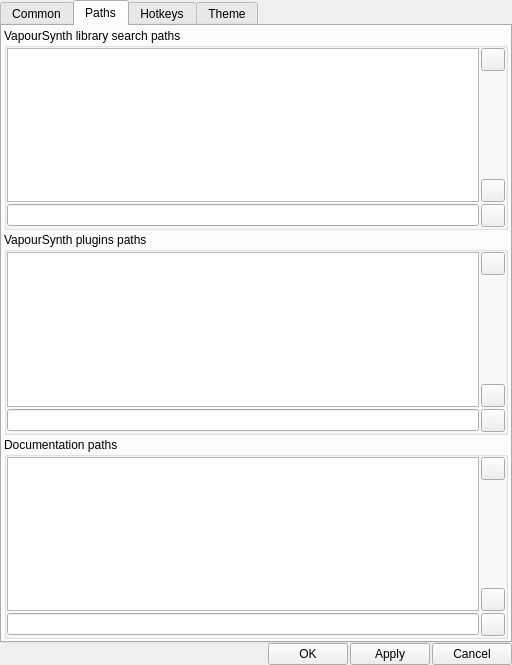
Before: the Qt Designer form settings/settings_dialog.ui in Selur/vsViewer, drawn with Qt 5.
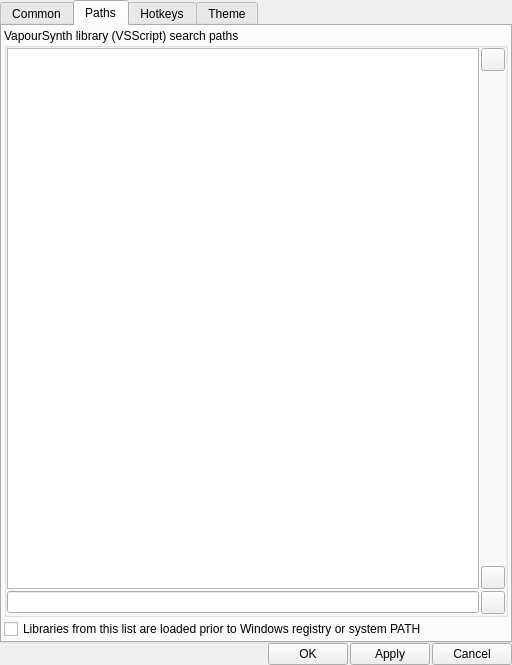
After: the same form once the commit is applied. The open tabs and pages were chosen to show the change.

```diff
--- a/settings/settings_dialog.ui
+++ b/settings/settings_dialog.ui
@@ -353,7 +353,7 @@
        <item>
         <widget class="QGroupBox" name="vsLibraryPathsGroupBox">
          <property name="title">
-          <string>VapourSynth library search paths</string>
+          <string>VapourSynth library (VSScript) search paths</string>
          </property>
          <layout class="QGridLayout" name="gridLayout_2">
           <property name="leftMargin">
@@ -434,169 +434,10 @@
         </widget>
        </item>
        <item>
-        <widget class="QGroupBox" name="vsPluginsPathsGroupBox">
-         <property name="title">
-          <string>VapourSynth plugins paths</string>
+        <widget class="QCheckBox" name="preferLibraryFromListCheckBox">
+         <property name="text">
+          <string>Libraries from this list are loaded prior to Windows registry or system PATH</string>
          </property>
-         <layout class="QGridLayout" name="gridLayout">
-          <property name="leftMargin">
-           <number>0</number>
-          </property>
-          <property name="topMargin">
-           <number>0</number>
-          </property>
-          <property name="rightMargin">
-           <number>0</number>
-          </property>
-          <property name="bottomMargin">
-           <number>0</number>
-          </property>
-          <property name="spacing">
-           <number>2</number>
-          </property>
-          <item row="0" column="0" rowspan="3">
-           <widget class="QListWidget" name="vsPluginsPathsListWidget">
-            <property name="horizontalScrollBarPolicy">
-             <enum>Qt::ScrollBarAlwaysOff</enum>
-            </property>
-            <property name="alternatingRowColors">
-             <bool>true</bool>
-            </property>
-            <property name="textElideMode">
-             <enum>Qt::ElideNone</enum>
-            </property>
-           </widget>
-          </item>
-          <item row="0" column="1">
-           <widget class="QToolButton" name="removeVSPluginsPathButton">
-            <property name="toolTip">
-             <string>Remove VapourSynth plugins path</string>
-            </property>
-            <property name="text">
-             <string/>
-            </property>
-           </widget>
-          </item>
-          <item row="1" column="1">
-           <spacer name="verticalSpacer_2">
-            <property name="orientation">
-             <enum>Qt::Vertical</enum>
-            </property>
-            <property name="sizeHint" stdset="0">
-             <size>
-              <width>20</width>
-              <height>124</height>
-             </size>
-            </property>
-           </spacer>
-          </item>
-          <item row="2" column="1">
-           <widget class="QToolButton" name="addVSPluginsPathButton">
-            <property name="toolTip">
-             <string>Add VapourSynth plugins path</string>
-            </property>
-            <property name="text">
-             <string/>
-            </property>
-           </widget>
-          </item>
-          <item row="3" column="0">
-           <widget class="QLineEdit" name="vsPluginsPathEdit"/>
-          </item>
-          <item row="3" column="1">
-           <widget class="QToolButton" name="selectVSPluginsPathButton">
-            <property name="toolTip">
-             <string>Select path</string>
-            </property>
-            <property name="text">
-             <string/>
-            </property>
-           </widget>
-          </item>
-         </layout>
-        </widget>
-       </item>
-       <item>
-        <widget class="QGroupBox" name="vsDocumentationPathsGroupBox">
-         <property name="title">
-          <string>Documentation paths</string>
-         </property>
-         <layout class="QGridLayout" name="gridLayout_3">
-          <property name="leftMargin">
-           <number>0</number>
-          </property>
-          <property name="topMargin">
-           <number>0</number>
-          </property>
-          <property name="rightMargin">
-           <number>0</number>
-          </property>
-          <property name="bottomMargin">
-           <number>0</number>
-          </property>
-          <property name="spacing">
-           <number>2</number>
-          </property>
-          <item row="0" column="0" rowspan="3">
-           <widget class="QListWidget" name="vsDocumentationPathsListWidget">
-            <property name="horizontalScrollBarPolicy">
-             <enum>Qt::ScrollBarAlwaysOff</enum>
-            </property>
-            <property name="alternatingRowColors">
-             <bool>true</bool>
-            </property>
-            <property name="textElideMode">
-             <enum>Qt::ElideNone</enum>
-            </property>
-           </widget>
-          </item>
-          <item row="0" column="1">
-           <widget class="QToolButton" name="removeVSDocumentationPathButton">
-            <property name="toolTip">
-             <string>Remove VapourSynth documentation path</string>
-            </property>
-            <property name="text">
-             <string/>
-            </property>
-           </widget>
-          </item>
-          <item row="1" column="1">
-           <spacer name="verticalSpacer_4">
-            <property name="orientation">
-             <enum>Qt::Vertical</enum>
-            </property>
-            <property name="sizeHint" stdset="0">
-             <size>
-              <width>20</width>
-              <height>124</height>
-             </size>
-            </property>
-           </spacer>
-          </item>
-          <item row="2" column="1">
-           <widget class="QToolButton" name="addVSDocumentationPathButton">
-            <property name="toolTip">
-             <string>Add VapourSynth documentation path</string>
-            </property>
-            <property name="text">
-             <string/>
-            </property>
-           </widget>
-          </item>
-          <item row="3" column="0">
-           <widget class="QLineEdit" name="vsDocumentationPathEdit"/>
-          </item>
-          <item row="3" column="1">
-           <widget class="QToolButton" name="selectVSDocumentationPathButton">
-            <property name="toolTip">
-             <string>Select path</string>
-            </property>
-            <property name="text">
-             <string/>
-            </property>
-           </widget>
-          </item>
-         </layout>
         </widget>
        </item>
       </layout>
```
Left out of the diff: 33 changed lines with no effect on the pictures.
